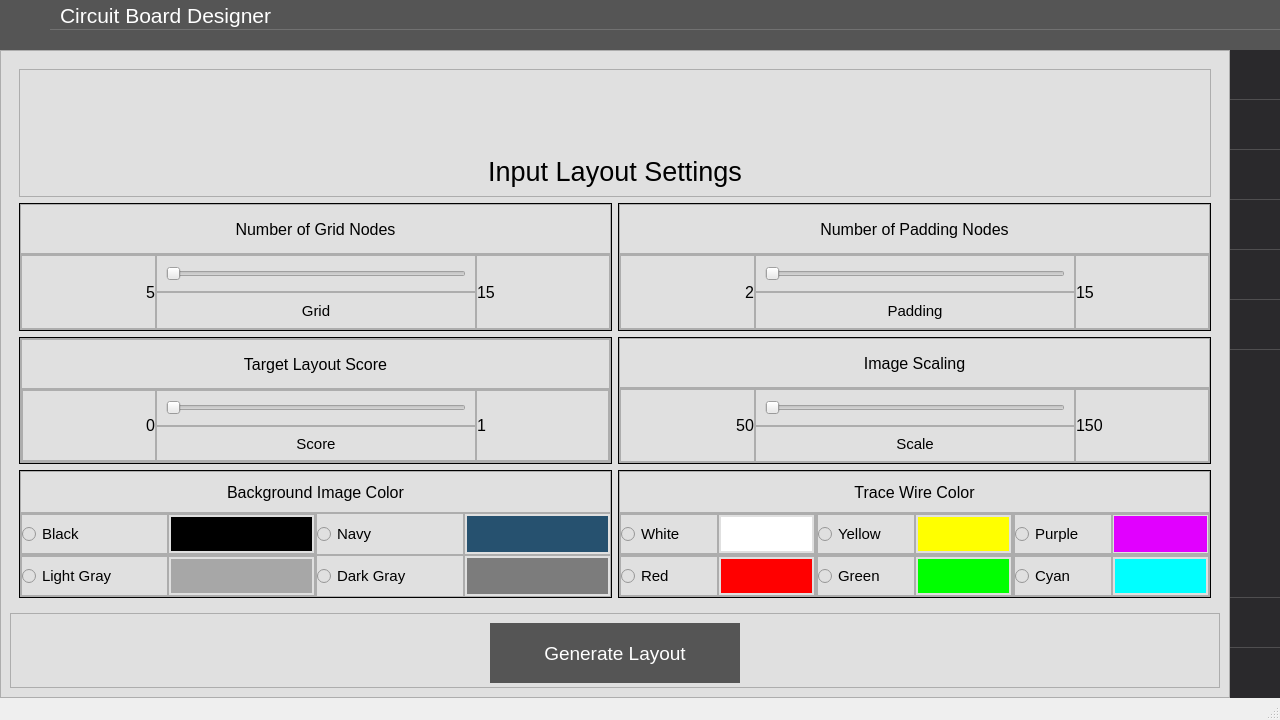
Above: src/uiDesign.ui from CinnaKenToast/Circuit-Board-Designer before the change. Below: the same form after it.
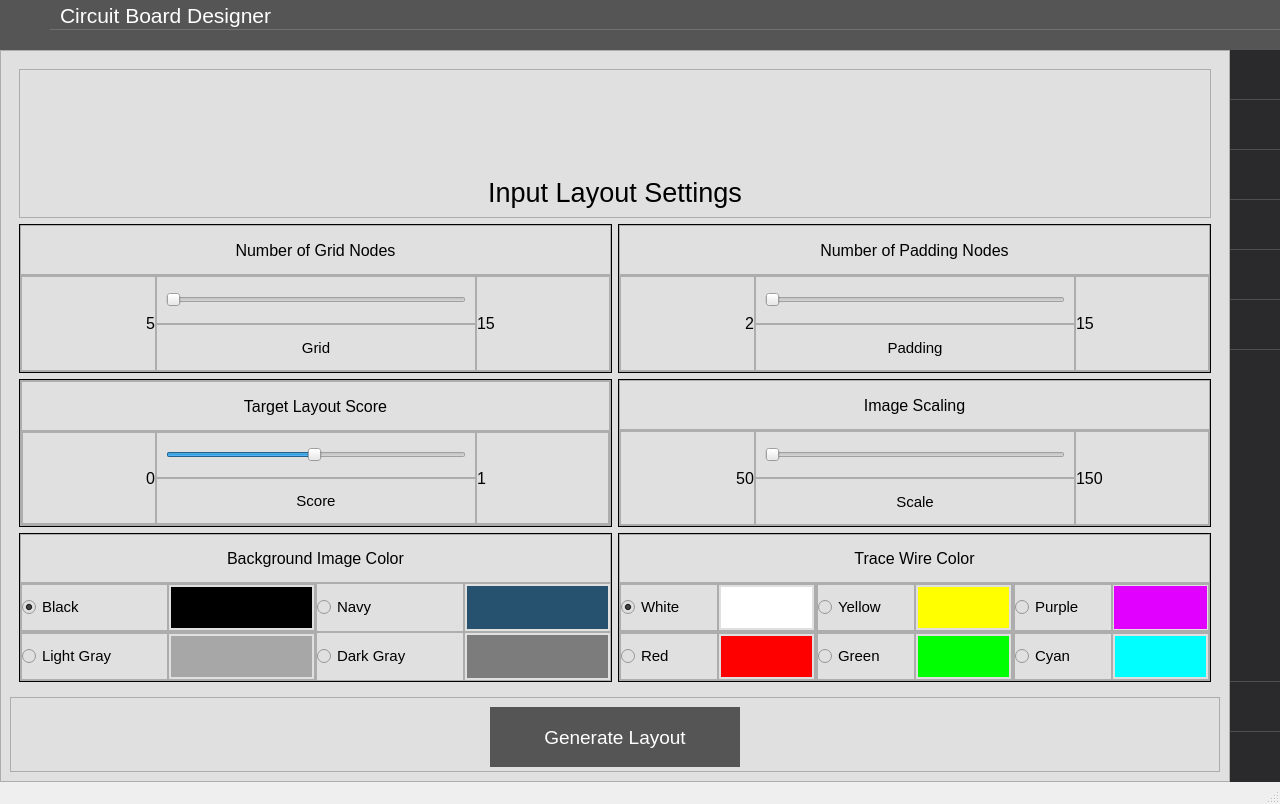
That is the form after the change. The open tabs and pages were chosen to show the change. Icons and pictures are not drawn.

Commit message: Finshed implementing monte carlo into gui

Patch:
```diff
--- a/src/uiDesign.ui
+++ b/src/uiDesign.ui
@@ -7,7 +7,7 @@
     <x>0</x>
     <y>0</y>
     <width>1280</width>
-    <height>720</height>
+    <height>804</height>
    </rect>
   </property>
   <property name="minimumSize">
@@ -1174,6 +1174,9 @@
                          <property name="alignment">
                           <set>Qt::AlignBottom|Qt::AlignHCenter</set>
                          </property>
+                         <property name="wordWrap">
+                          <bool>true</bool>
+                         </property>
                         </widget>
                        </item>
                       </layout>
@@ -1957,6 +1960,9 @@
                                   <property name="maximum">
                                    <number>100</number>
                                   </property>
+                                  <property name="sliderPosition">
+                                   <number>50</number>
+                                  </property>
                                   <property name="orientation">
                                    <enum>Qt::Horizontal</enum>
                                   </property>
@@ -2480,6 +2486,9 @@
                                <property name="text">
                                 <string>Black</string>
                                </property>
+                               <property name="checked">
+                                <bool>true</bool>
+                               </property>
                               </widget>
                              </item>
                             </layout>
@@ -2985,6 +2994,9 @@
                                <property name="text">
                                 <string>White</string>
                                </property>
+                               <property name="checked">
+                                <bool>true</bool>
+                               </property>
                               </widget>
                              </item>
                             </layout>
```
Left out of the diff: 72 changed lines with no effect on the pictures. The commit also changes 2 other files.
